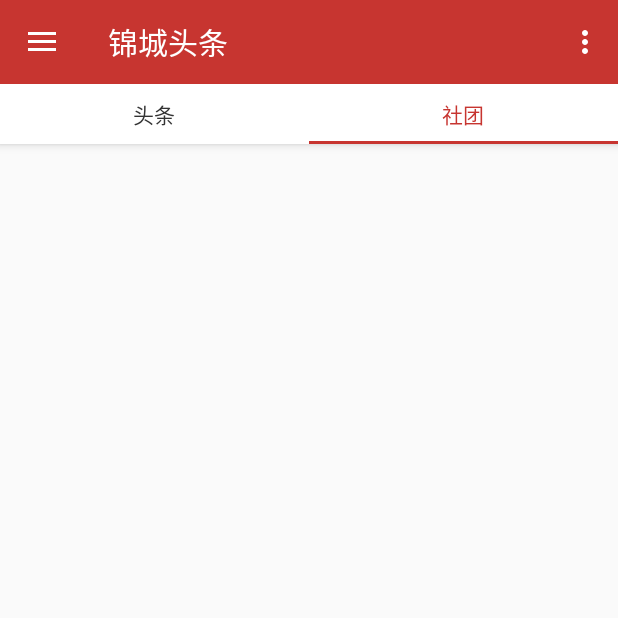
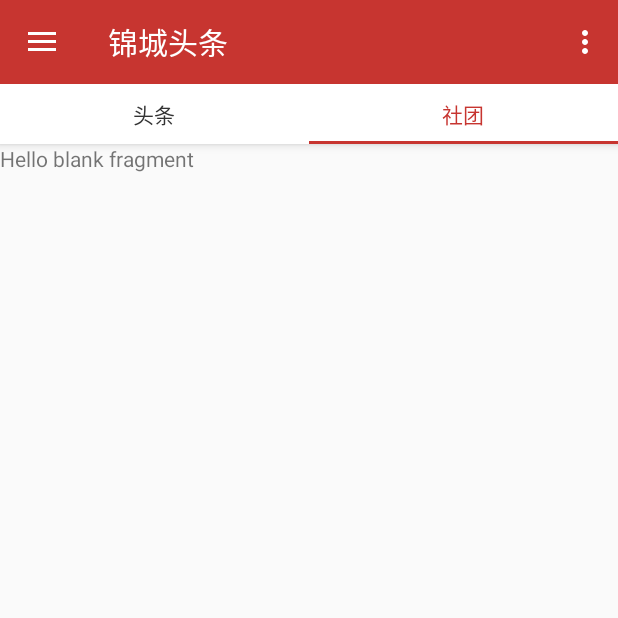
Before and after one commit to SCUJCC-Students/JinchengNewsAndroid, an Android app: the screen it shows after launch (MainActivity), tab 2 chosen, on a phone screen of 412 x 824 dp, the top half of it. Run offline under Robolectric (Android 15) with nearby library versions, the phone set to English and light mode, and no system bars.

Commit message:
修复 ViewPager显示内容不完整的错误
ViewPager内容顶到了标题栏下方，被覆盖了

```diff
--- a/app/src/main/res/layout/app_bar_main.xml
+++ b/app/src/main/res/layout/app_bar_main.xml
@@ -6,7 +6,10 @@
     android:layout_height="match_parent"
     tools:context="cn.zhengweiyi.jinchengnewsandroid.MainActivity">
 
-
+<LinearLayout
+    android:layout_width="match_parent"
+    android:layout_height="match_parent"
+    android:orientation="vertical">
 
     <android.support.design.widget.AppBarLayout
         android:layout_width="match_parent"
@@ -32,19 +35,13 @@
 
     </android.support.design.widget.AppBarLayout>
 
-
-
-    <RelativeLayout
-
-        android:layout_width="wrap_content"
-        android:layout_height="wrap_content">
-
     <android.support.v4.view.ViewPager
         android:id="@+id/pager"
         android:layout_width="wrap_content"
         android:layout_height="wrap_content">
 
     </android.support.v4.view.ViewPager>
-    </RelativeLayout>
+
+</LinearLayout>
 
 </android.support.design.widget.CoordinatorLayout>
```
